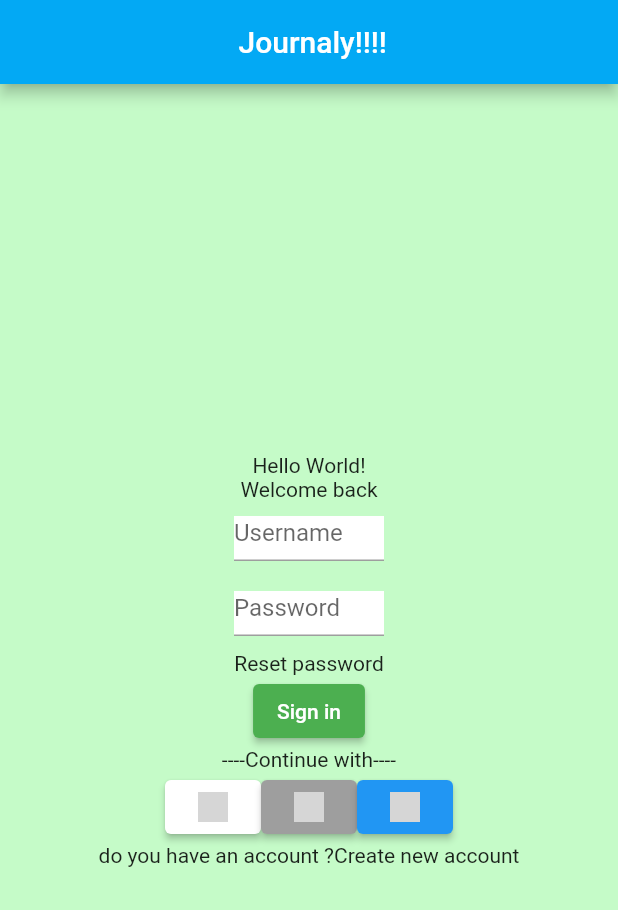
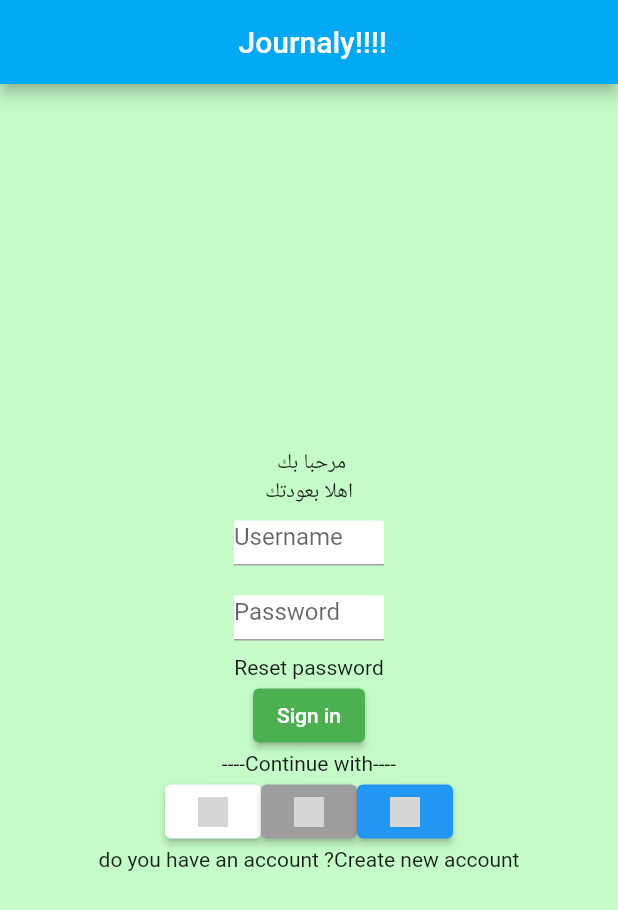
Before and after one commit to 4shahad/AmeenApp, a Flutter app: the screen it shows after launch, on a phone screen of 412 x 824 dp. Shown: the top 910 px of the screen. Run offline on Flutter 3.47's test engine with Material 2 defaults, Android fonts, the phone set to English and light mode, and no system bars; grey boxes are pictures that could not be loaded.

Commit message:
added new update

```diff
--- a/lib/intro.dart
+++ b/lib/intro.dart
@@ -1,4 +1,5 @@
 import 'package:flutter/material.dart';
+
 class Intro extends StatelessWidget {
   const Intro({
     super.key,
@@ -8,8 +9,8 @@ class Intro extends StatelessWidget {
   Widget build(BuildContext context) {
     return Column(
       children: [
-        Text('Hello World!'),
-        Text('Welcome back'),
+        Text(' مرحبا بك'),
+        Text('اهلا بعودتك'),
       ],
     );
   }
--- a/lib/main.dart
+++ b/lib/main.dart
@@ -1,4 +1,3 @@
-
 import 'package:flutter/material.dart';
 import 'intro.dart';
 import 'login.dart';
@@ -26,8 +25,7 @@ class MainApp extends StatelessWidget {
             children: [
               Intro(),
               Login(),
-               CreateAccount(),
-
+              CreateAccount(),
             ],
           ),
         ),
```
